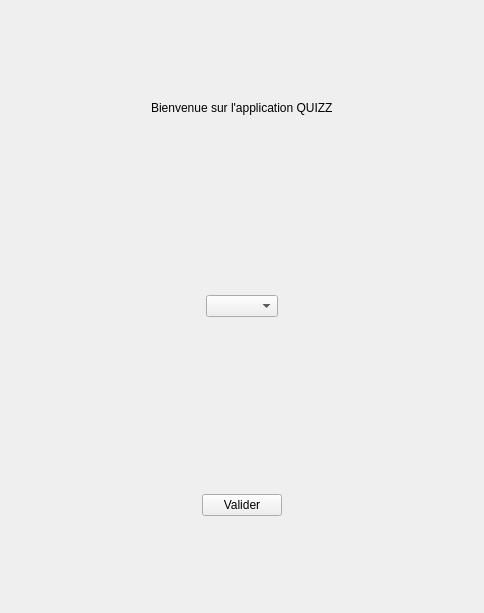
Old version of the form Programmation/Application/Escape_Quiz_Projet_BTS/mainwindow.ui in the repository BaptisteMagoni/Projet_escape_bts_7_quizz.
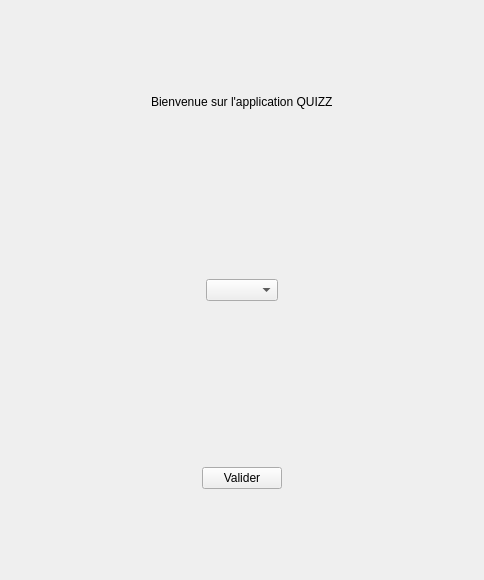
New version of the form.

The edit to the form file:
```diff
--- a/Programmation/Application/Escape_Quiz_Projet_BTS/mainwindow.ui
+++ b/Programmation/Application/Escape_Quiz_Projet_BTS/mainwindow.ui
@@ -7,7 +7,7 @@
     <x>0</x>
     <y>0</y>
     <width>484</width>
-    <height>613</height>
+    <height>580</height>
    </rect>
   </property>
   <property name="windowTitle">
```
